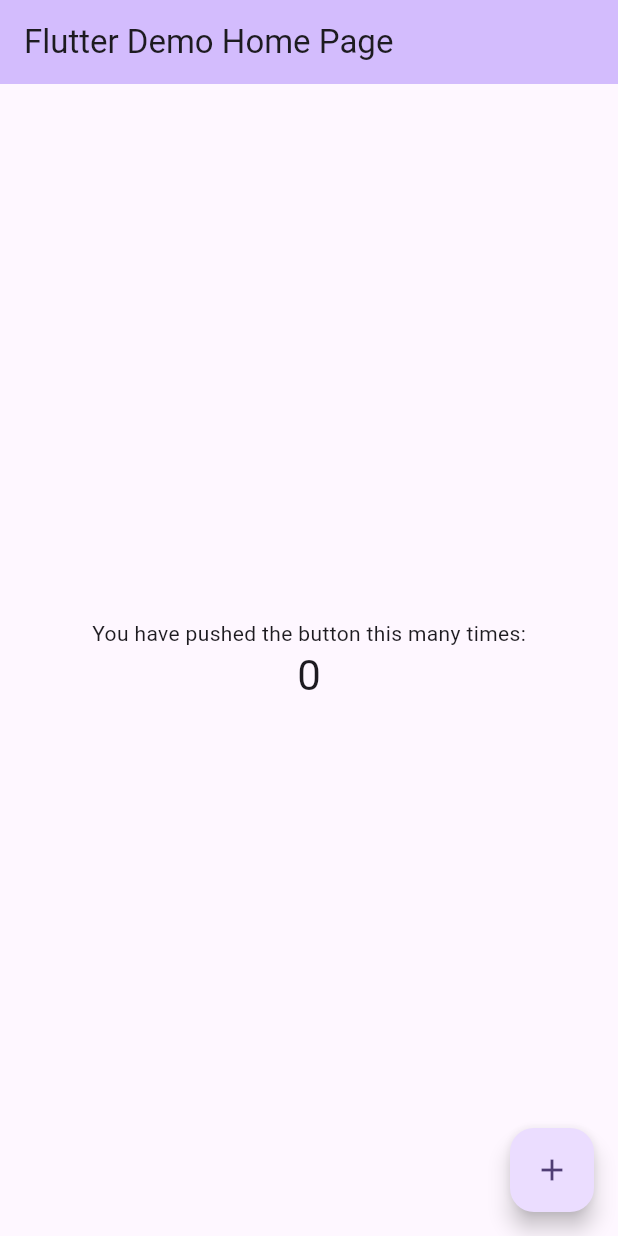
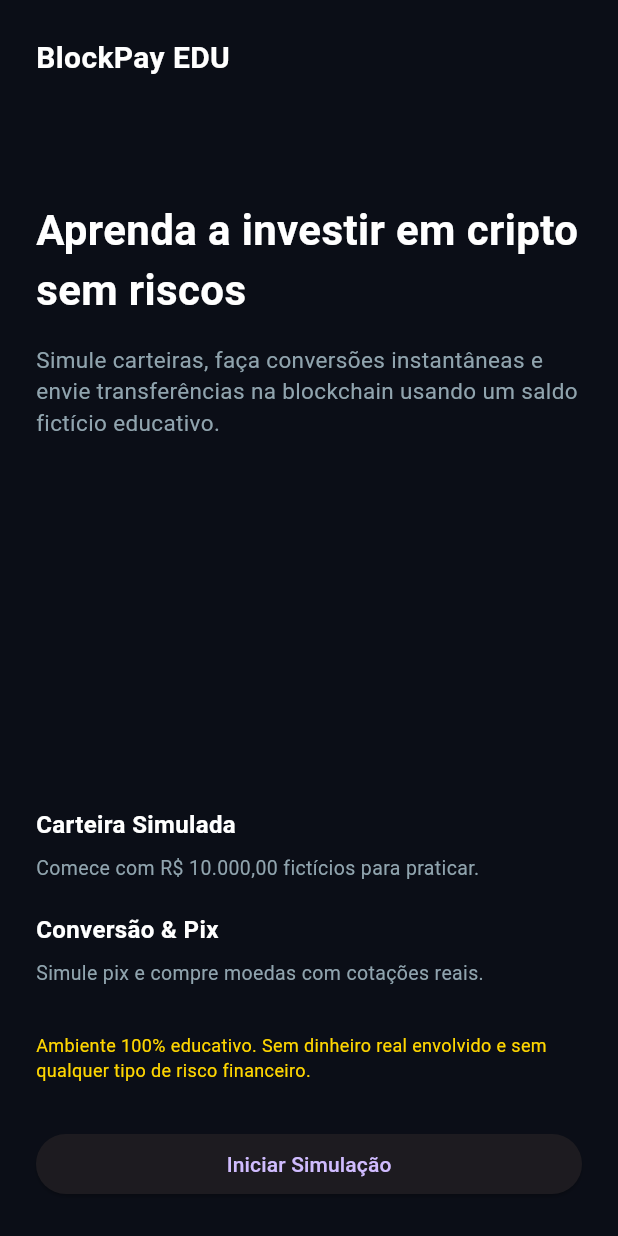
Before and after one commit to gustamd13D/BlockPay, a Flutter app: the screen it shows after launch, on a phone screen of 412 x 824 dp. Run offline on Flutter 3.47's test engine with Material 3 defaults, Android fonts, the light colour scheme and no system bars.

Commit message:
Commit tela bem vindo/ tela inicio

```diff
--- a/lib/main.dart
+++ b/lib/main.dart
@@ -1,67 +1,23 @@
 import 'package:flutter/material.dart';
+import 'telas/tela_inicial.dart';
+
 void main() {
-  runApp(const MyApp());
+  runApp(const BlockPayApp());
 }
 
-class MyApp extends StatelessWidget {
-  const MyApp({super.key});
+class BlockPayApp extends StatelessWidget {
+  const BlockPayApp({super.key});
 
-  // This widget is the root of your application.
   @override
   Widget build(BuildContext context) {
     return MaterialApp(
-      title: 'Flutter Demo',
+      debugShowCheckedModeBanner: false,
+      title: 'BlockPay',
       theme: ThemeData(
-
-        colorScheme: .fromSeed(seedColor: Colors.deepPurple),
+        brightness: Brightness.dark,
+        scaffoldBackgroundColor: const Color(0xFF0B0E17),
       ),
-      home: const MyHomePage(title: 'Flutter Demo Home Page'),
+      home: const TelaInicial(),
     );
   }
 }
-
-class MyHomePage extends StatefulWidget {
-  final String title;
-  const MyHomePage({super.key, required this.title});
-
-
-  @override
-  State<MyHomePage> createState() => _MyHomePageState();
-}
-
-class _MyHomePageState extends State<MyHomePage> {
-  int _counter = 0;
-
-  void _incrementCounter() {
-    setState(() {
-      _counter++;
-    });
-  }
-
-  @override
-  Widget build(BuildContext context) {
-    return Scaffold(
-      appBar: AppBar(
-        backgroundColor: Theme.of(context).colorScheme.inversePrimary,
-        title: Text(widget.title),
-      ),
-      body: Center(
-        child: Column(
-          mainAxisAlignment: .center,
-          children: [
-            const Text('You have pushed the button this many times:'),
-            Text(
-              '$_counter',
-              style: Theme.of(context).textTheme.headlineMedium,
-            ),
-          ],
-        ),
-      ),
-      floatingActionButton: FloatingActionButton(
-        onPressed: _incrementCounter,
-        tooltip: 'Increment',
-        child: const Icon(Icons.add),
-      ),
-    );
-  }
-}
--- a/lib/telas/tela_inicial.dart
+++ b/lib/telas/tela_inicial.dart
@@ -1 +1,100 @@
 import 'package:flutter/material.dart';
+
+class TelaInicial extends StatelessWidget {
+  const TelaInicial({super.key});
+
+  @override
+  Widget build(BuildContext context) {
+    return Scaffold(
+      backgroundColor: const Color(0xFF0B0E17),
+      body: SafeArea(
+        child: Padding(
+          padding: const EdgeInsets.all(24),
+          child: Column(
+            crossAxisAlignment: CrossAxisAlignment.start,
+            children: [
+              const Text(
+                'BlockPay EDU',
+                style: TextStyle(
+                  color: Colors.white,
+                  fontSize: 20,
+                  fontWeight: FontWeight.bold,
+                ),
+              ),
+              const SizedBox(height: 80),
+              const Text(
+                'Aprenda a investir em cripto sem riscos',
+                style: TextStyle(
+                  color: Colors.white,
+                  fontSize: 28,
+                  fontWeight: FontWeight.bold,
+                ),
+              ),
+              const SizedBox(height: 16),
+              const Text(
+                'Simule carteiras, faça conversões instantâneas '
+                'e envie transferências na blockchain usando '
+                'um saldo fictício educativo.',
+                style: TextStyle(
+                  color: Color(0xFF90A4AE),
+                  fontSize: 15,
+                ),
+              ),
+              const Spacer(),
+              const Text(
+                'Carteira Simulada',
+                style: TextStyle(
+                  color: Colors.white,
+                  fontSize: 16,
+                  fontWeight: FontWeight.bold,
+                ),
+              ),
+              const SizedBox(height: 8),
+              const Text(
+                'Comece com R\$ 10.000,00 fictícios para praticar.',
+                style: TextStyle(
+                  color: Color(0xFF90A4AE),
+                  fontSize: 13,
+                ),
+              ),
+              const SizedBox(height: 20),
+              const Text(
+                'Conversão & Pix',
+                style: TextStyle(
+                  color: Colors.white,
+                  fontSize: 16,
+                  fontWeight: FontWeight.bold,
+                ),
+              ),
+              const SizedBox(height: 8),
+              const Text(
+                'Simule pix e compre moedas com cotações reais.',
+                style: TextStyle(
+                  color: Color(0xFF90A4AE),
+                  fontSize: 13,
+                ),
+              ),
+              const SizedBox(height: 30),
+              const Text(
+                'Ambiente 100% educativo. Sem dinheiro real envolvido '
+                'e sem qualquer tipo de risco financeiro.',
+                style: TextStyle(
+                  color: Color(0xFFFFD600),
+                  fontSize: 12,
+                ),
+              ),
+              const SizedBox(height: 30),
+              SizedBox(
+                width: double.infinity,
+                child: ElevatedButton(
+                  onPressed: () {},
+                  child: const Text('Iniciar Simulação'),
+                ),
+              ),
+            ],
+          ),
+        ),
+      ),
+    );
+  }
+}
```
